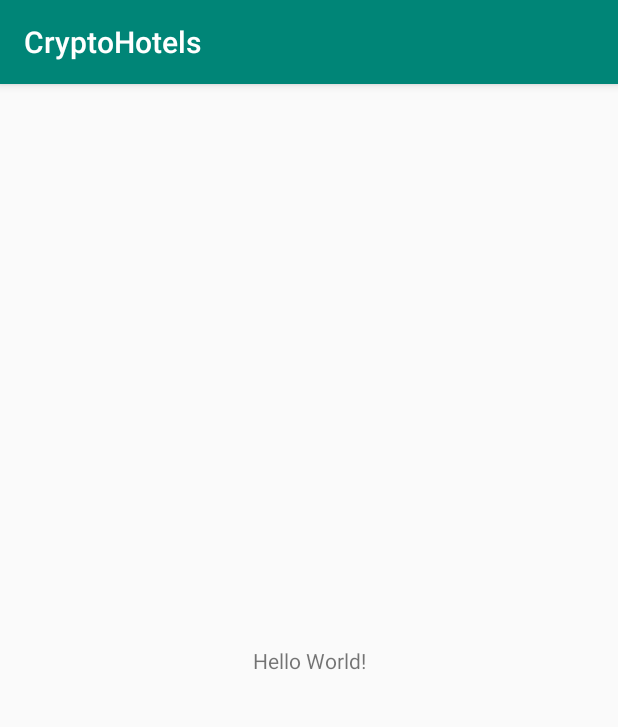
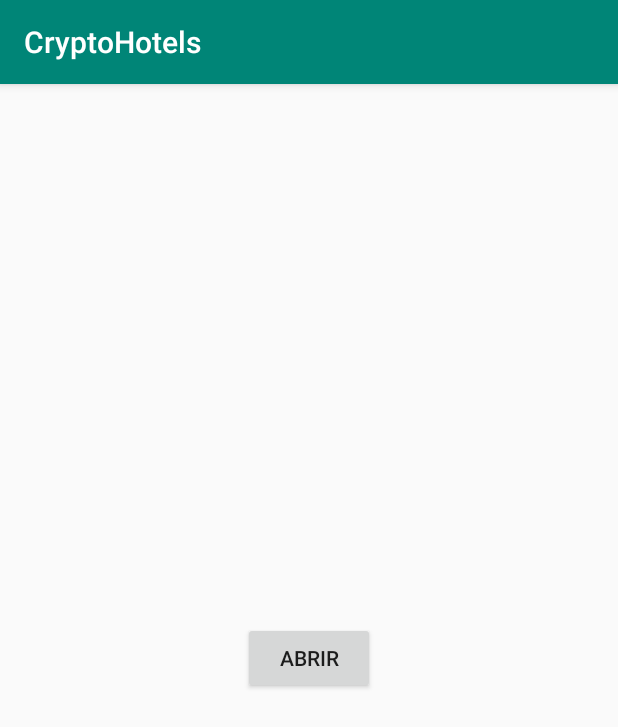
Before and after one commit to CastroBruno/CryptoHotels, an Android app: the screen it shows after launch (MainActivity), on a phone screen of 412 x 824 dp. Shown: the top 727 px of the screen. Run offline under Robolectric (Android 15) with nearby library versions, the phone set to English and light mode, and no system bars.

```diff
--- a/app/src/main/AndroidManifest.xml
+++ b/app/src/main/AndroidManifest.xml
@@ -1,6 +1,8 @@
 <?xml version="1.0" encoding="utf-8"?>
 <manifest xmlns:android="http://schemas.android.com/apk/res/android"
     package="dev.cryptohotels">
+    <uses-permission android:name="android.permission.BLUETOOTH" />
+    <uses-permission android:name="android.permission.BLUETOOTH_ADMIN" />
 
     <application
         android:allowBackup="false"
--- a/app/src/main/java/dev/cryptohotels/MainActivity.java
+++ b/app/src/main/java/dev/cryptohotels/MainActivity.java
@@ -1,7 +1,14 @@
 package dev.cryptohotels;
 
+import android.content.Intent;
 import android.support.v7.app.AppCompatActivity;
 import android.os.Bundle;
+import android.view.View;
+import android.widget.Button;
+import android.bluetooth.*;
+import android.widget.Toast;
+
+import java.io.ByteArrayOutputStream;
 
 public class MainActivity extends AppCompatActivity {
 
@@ -9,5 +16,29 @@ public class MainActivity extends AppCompatActivity {
     protected void onCreate(Bundle savedInstanceState) {
         super.onCreate(savedInstanceState);
         setContentView(R.layout.activity_main);
+        final Button button = findViewById(R.id.button);
+        final int REQUEST_ENABLE_BT = 1337;
+
+        //Adaptador Bluetooth
+        final BluetoothAdapter mBluetoothAdapter = BluetoothAdapter.getDefaultAdapter();
+        if (mBluetoothAdapter == null) {
+            Toast.makeText(this,"Erro! O dispositivo não possui conexão bluetooth.",Toast.LENGTH_SHORT).show();
+
+        }
+        if (!mBluetoothAdapter.isEnabled()) {
+            Intent enableBtIntent = new Intent(BluetoothAdapter.ACTION_REQUEST_ENABLE);
+            startActivityForResult(enableBtIntent, REQUEST_ENABLE_BT);
+        }
+
+        button.setOnClickListener(new View.OnClickListener() {
+            public void onClick(View v) {
+                // Code here executes on main thread after user presses button
+                //ConnectThread thread = new ConnectThread(mBluetoothAdapter.listenUsingRfcommWithServiceRecord("Door", UUID.fromString("91b085a1-4179-40c5-8766-b894bca9ffa9")));
+                ConnectThread thread = new ConnectThread(mBluetoothAdapter.getRemoteDevice("213"));
+                thread.run();
+                thread.write("Open".getBytes());
+                thread.cancel();
+            }
+        });
     }
 }
--- a/app/src/main/res/layout/activity_main.xml
+++ b/app/src/main/res/layout/activity_main.xml
@@ -6,13 +6,14 @@
     android:layout_height="match_parent"
     tools:context=".MainActivity">
 
-    <TextView
+    <Button
+        android:id="@+id/button"
         android:layout_width="wrap_content"
         android:layout_height="wrap_content"
-        android:text="Hello World!"
+        android:text="Abrir"
         app:layout_constraintBottom_toBottomOf="parent"
-        app:layout_constraintLeft_toLeftOf="parent"
-        app:layout_constraintRight_toRightOf="parent"
-        app:layout_constraintTop_toTopOf="parent" />
-
+        app:layout_constraintEnd_toEndOf="parent"
+        app:layout_constraintStart_toStartOf="parent"
+        app:layout_constraintTop_toTopOf="parent"
+        app:layout_constraintVertical_bias="0.498" />
 </android.support.constraint.ConstraintLayout>
```
Also changed, not shown: app/src/main/java/dev/cryptohotels/ConnectThread.java (added, +79 -0 lines).
